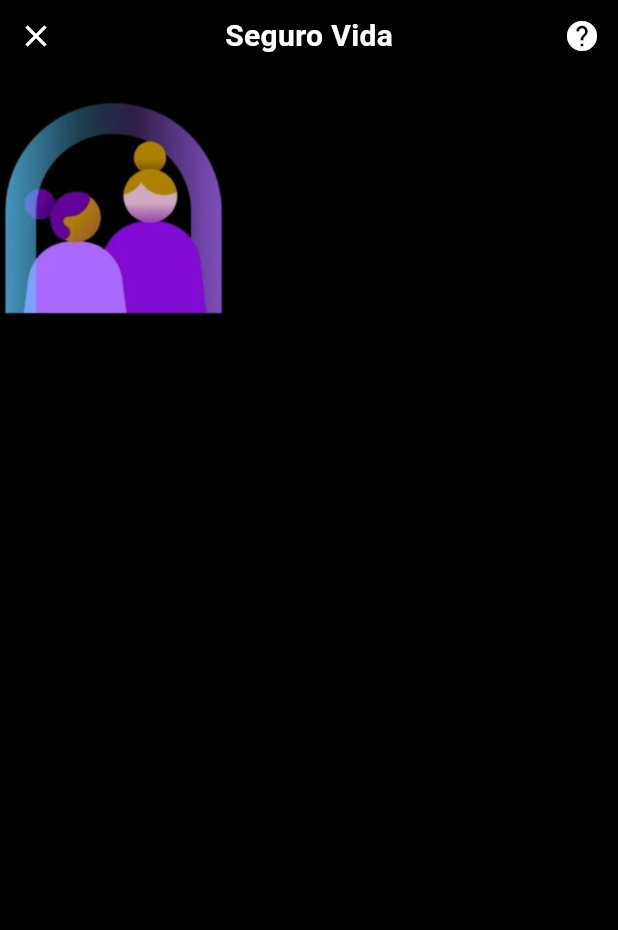
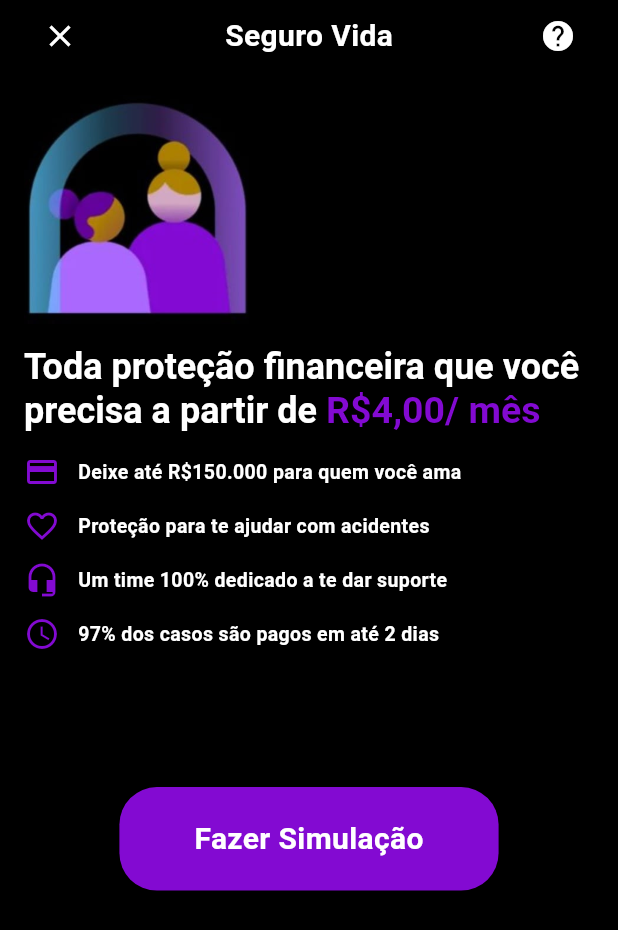
Before and after one commit to GabrielP02/Nubank_Clone, a Flutter app: the SeguroVida widget shown alone on an empty page, opened directly, on a phone screen of 412 x 824 dp. Shown: the top 930 px of the screen. Run offline on Flutter 3.47's test engine with Material 3 defaults, Android fonts, the phone set to English and light mode, and no system bars; our stand-ins replace material_design_icons_flutter; missing offline and left inert: dart:js.

Commit message:
seguro vida

```diff
--- a/lib/pages/home/findOut/find_out.dart
+++ b/lib/pages/home/findOut/find_out.dart
@@ -42,8 +42,8 @@ class FindOutMore extends StatelessWidget {
           description: "Cuide bem de quem você ama de um jeito simples",
           buttonText: "Conhecer",
           onPressed: () {
-            Navigator.of(context)
-                .push(MaterialPageRoute(builder: (context) => SeguroVida()));
+            Navigator.of(context).pushReplacement(
+                MaterialPageRoute(builder: (context) => SeguroVida()));
           },
         )
       ]),
--- a/lib/pages/home/findOut/models/seguro_vida.dart
+++ b/lib/pages/home/findOut/models/seguro_vida.dart
@@ -1,4 +1,7 @@
+import 'dart:js';
+
 import 'package:flutter/material.dart';
+import 'package:nubank/pages/home/Home_page.dart';
 import 'package:nubank/utils/colors_standard.dart';
 
 class SeguroVida extends StatelessWidget {
@@ -8,32 +11,50 @@ class SeguroVida extends StatelessWidget {
   Widget build(BuildContext context) {
     return Container(
       color: Colors.black,
-      child: Column(crossAxisAlignment: CrossAxisAlignment.start, children: [
+      child: Padding(
+        padding: const EdgeInsets.only(
+            left: 16.0, right: 16.0), // Espaço na lateral esquerda
+        child: Column(
+          crossAxisAlignment: CrossAxisAlignment.start,
+          children: [
             Row(
               mainAxisAlignment: MainAxisAlignment.spaceBetween,
               children: [
-            _close(),
+                _close(context),
                 _SeguroVida(),
                 _Ajuda(),
               ],
             ),
             const SizedBox(height: 15),
             Image.asset(
-          //imagem
               "assets/images/personagensSeguro.jpeg",
               fit: BoxFit.cover,
               width: 150,
             ),
-      ]),
+            const SizedBox(height: 15),
+            _Texto(),
+            const SizedBox(height: 15),
+            _Textos2(),
+            const SizedBox(height: 90),
+            Align(
+              alignment: Alignment.bottomCenter,
+              child: _botao(),
+            ),
+          ],
+        ),
+      ),
     );
   }
 
-  _close() {
+  _close(BuildContext context) {
     return GestureDetector(
         onTap: () {},
         child: Container(
           child: IconButton(
-              onPressed: () {},
+              onPressed: () {
+                Navigator.of(context).pushReplacement(
+                    MaterialPageRoute(builder: (context) => HomePage()));
+              },
               icon: Icon(
                 Icons.close,
                 color: Colors.white,
@@ -46,7 +67,10 @@ class SeguroVida extends StatelessWidget {
       child: const Text(
         'Seguro Vida',
         style: TextStyle(
-            color: Colors.white, fontSize: 20, fontWeight: FontWeight.bold),
+            color: Colors.white,
+            fontSize: 20,
+            fontWeight: FontWeight.bold,
+            decoration: TextDecoration.none),
       ),
     );
   }
@@ -64,4 +88,128 @@ class SeguroVida extends StatelessWidget {
               )),
         ));
   }
+
+  _Texto() {
+    return Container(
+        child: RichText(
+            text: TextSpan(children: [
+      TextSpan(
+        text: "Toda proteção financeira que você precisa a partir de ",
+        style: TextStyle(
+            color: Colors.white, fontSize: 24, fontWeight: FontWeight.bold),
+      ),
+      TextSpan(
+          text: "R\$4,00/ mês",
+          style: TextStyle(
+              color: backGroundColor,
+              fontSize: 25,
+              fontWeight: FontWeight.bold))
+    ])));
   }
+
+  _Textos2() {
+    return Column(
+      crossAxisAlignment: CrossAxisAlignment.start,
+      children: [
+        Row(children: [
+          Icon(
+            Icons.payment,
+            color: backGroundColor,
+          ),
+          SizedBox(
+            width: 12,
+          ),
+          Text(
+            'Deixe até R\$150.000 para quem você ama',
+            style: TextStyle(
+                fontSize: 13,
+                fontWeight: FontWeight.bold,
+                color: Colors.white,
+                decoration: TextDecoration.none),
+          ),
+        ]),
+        const SizedBox(height: 12),
+        Row(children: [
+          Icon(
+            Icons.favorite_border,
+            color: backGroundColor,
+          ),
+          SizedBox(
+            width: 12,
+          ),
+          Text(
+            'Proteção para te ajudar com acidentes',
+            style: TextStyle(
+                fontSize: 13,
+                fontWeight: FontWeight.bold,
+                color: Colors.white,
+                decoration: TextDecoration.none),
+          ),
+        ]),
+        const SizedBox(height: 12),
+        Row(children: [
+          Icon(
+            Icons.headset_mic,
+            color: backGroundColor,
+          ),
+          SizedBox(
+            width: 12,
+          ),
+          Text(
+            'Um time 100% dedicado a te dar suporte',
+            style: TextStyle(
+                fontSize: 13,
+                fontWeight: FontWeight.bold,
+                color: Colors.white,
+                decoration: TextDecoration.none),
+          ),
+        ]),
+        const SizedBox(height: 12),
+        Row(children: [
+          Icon(
+            Icons.query_builder,
+            color: backGroundColor,
+          ),
+          SizedBox(
+            width: 12,
+          ),
+          Text(
+            '97% dos casos são pagos em até 2 dias',
+            style: TextStyle(
+                fontSize: 13,
+                fontWeight: FontWeight.bold,
+                color: Colors.white,
+                decoration: TextDecoration.none),
+          ),
+        ]),
+      ],
+    );
+  }
+
+  _botao() {
+    return Container(
+        child: GestureDetector(
+      onTap: () {},
+      child: Container(
+        //container para criar o botão
+        margin:
+            const EdgeInsets.symmetric(horizontal: 25), // Margem nas laterais
+        padding: const EdgeInsets.symmetric(
+            vertical: 20.0,
+            horizontal: 50.0), // Aumenta a área do botão sem afetar o texto
+        decoration: BoxDecoration(
+          color: backGroundColor,
+          borderRadius: BorderRadius.circular(25),
+        ),
+        child: Text(
+          "Fazer Simulação",
+          style: const TextStyle(
+              color: Colors.white,
+              fontWeight: FontWeight.bold,
+              fontSize: 20,
+              decoration: TextDecoration.none),
+        ),
+      ),
+    ));
+  }
+}
```
Lines whose indentation alone changed are shown as unchanged.
